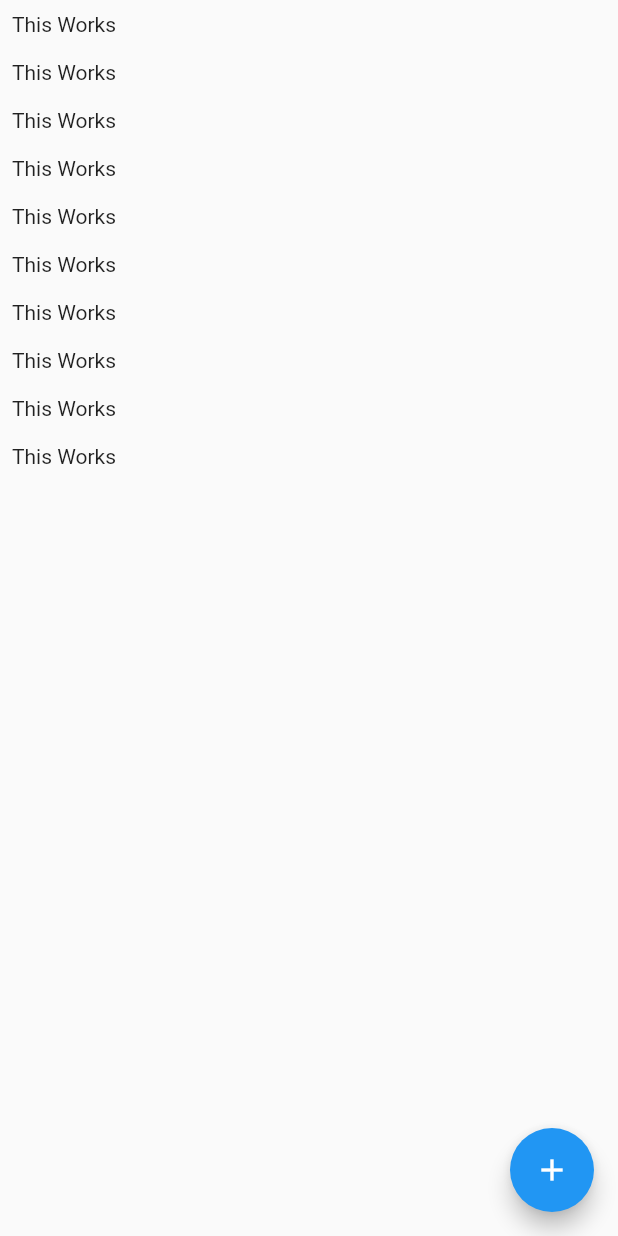
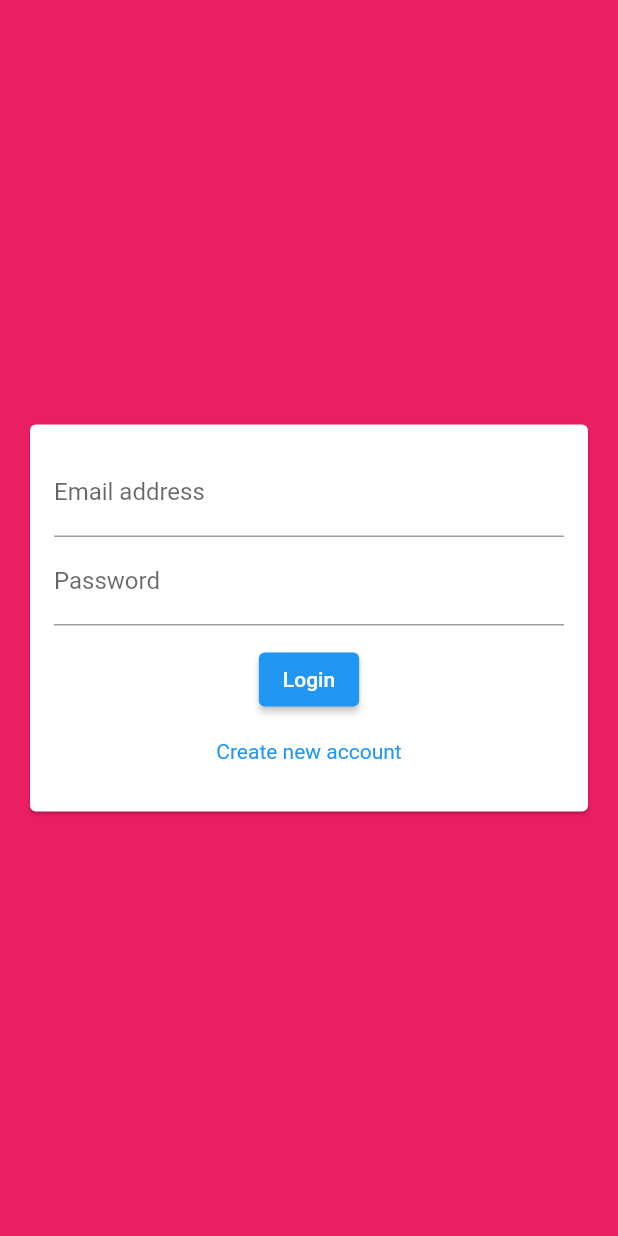
Before and after one commit to KariNarhi/flutter_chat_app, a Flutter app: the screen it shows after launch, on a phone screen of 412 x 824 dp. Run offline on Flutter 3.47's test engine with Material 2 defaults, Android fonts, the phone set to English and light mode, and no system bars; our stand-ins replace cloud_firestore, firebase_auth, firebase_core, firebase_messaging, firebase_storage, image_picker; accounts and stored records are empty.

Commit message:
Get updated course code and update syntax further (not sure if working)

```diff
--- a/lib/main.dart
+++ b/lib/main.dart
@@ -1,21 +1,60 @@
 import 'package:flutter/material.dart';
+import 'package:firebase_auth/firebase_auth.dart';
+
+import 'package:flutter_chat_app/screens/auth_screen.dart';
 import 'package:flutter_chat_app/screens/chat_screen.dart';
+import 'package:flutter_chat_app/screens/splash_screen.dart';
 
-void main() {
-  runApp(const MyApp());
-}
+import 'package:firebase_core/firebase_core.dart';
+
+void main() => runApp(const MyApp());
 
 class MyApp extends StatelessWidget {
   const MyApp({Key? key}) : super(key: key);
 
   @override
   Widget build(BuildContext context) {
-    return MaterialApp(
-      title: 'Flutter Chat',
-      theme: ThemeData(
-        primarySwatch: Colors.blue,
-      ),
-      home: const ChatScreen(),
-    );
+    final Future<FirebaseApp> _initialization = Firebase.initializeApp();
+    final ThemeData theme = ThemeData();
+    return FutureBuilder(
+        // Initialize FlutterFire:
+        future: _initialization,
+        builder: (context, appSnapshot) {
+          return MaterialApp(
+            title: 'FlutterChat',
+            theme: theme.copyWith(
+              primaryColor: Colors.pink,
+              backgroundColor: Colors.pink,
+              brightness: ThemeData.estimateBrightnessForColor(Colors.pink),
+              colorScheme: theme.colorScheme.copyWith(
+                secondary: Colors.deepPurple,
+                brightness: ThemeData.estimateBrightnessForColor(
+                  Colors.deepPurple,
+                ),
+              ),
+              buttonTheme: ButtonTheme.of(context).copyWith(
+                buttonColor: Colors.pink,
+                textTheme: ButtonTextTheme.primary,
+                shape: RoundedRectangleBorder(
+                  borderRadius: BorderRadius.circular(20),
+                ),
+              ),
+            ),
+            home: appSnapshot.connectionState != ConnectionState.done
+                ? const SplashScreen()
+                : StreamBuilder(
+                    stream: FirebaseAuth.instance.authStateChanges(),
+                    builder: (ctx, userSnapshot) {
+                      if (userSnapshot.connectionState ==
+                          ConnectionState.waiting) {
+                        return const SplashScreen();
+                      }
+                      if (userSnapshot.hasData) {
+                        return const ChatScreen();
+                      }
+                      return const AuthScreen();
+                    }),
+          );
+        });
   }
 }
--- a/lib/screens/auth_screen.dart
+++ b/lib/screens/auth_screen.dart
@@ -0,0 +1,100 @@
+// ignore_for_file: avoid_print
+
+import 'dart:io';
+
+import 'package:flutter/material.dart';
+import 'package:firebase_auth/firebase_auth.dart';
+import 'package:flutter/services.dart';
+import 'package:cloud_firestore/cloud_firestore.dart';
+import 'package:firebase_storage/firebase_storage.dart';
+import 'package:flutter_chat_app/widgets/auth/auth_form.dart';
+
+class AuthScreen extends StatefulWidget {
+  const AuthScreen({Key? key}) : super(key: key);
+
+  @override
+  _AuthScreenState createState() => _AuthScreenState();
+}
+
+class _AuthScreenState extends State<AuthScreen> {
+  final _auth = FirebaseAuth.instance;
+  var _isLoading = false;
+
+  void _submitAuthForm(
+    String email,
+    String password,
+    String username,
+    File image,
+    bool isLogin,
+    BuildContext ctx,
+  ) async {
+    UserCredential authResult;
+
+    try {
+      setState(() {
+        _isLoading = true;
+      });
+      if (isLogin) {
+        authResult = await _auth.signInWithEmailAndPassword(
+          email: email,
+          password: password,
+        );
+      } else {
+        authResult = await _auth.createUserWithEmailAndPassword(
+          email: email,
+          password: password,
+        );
+
+        final ref = FirebaseStorage.instance
+            .ref()
+            .child('user_image')
+            .child(authResult.user!.uid + '.jpg');
+
+        await ref.putFile(image);
+
+        final url = await ref.getDownloadURL();
+
+        await FirebaseFirestore.instance
+            .collection('users')
+            .doc(authResult.user!.uid)
+            .set({
+          'username': username,
+          'email': email,
+          'image_url': url,
+        });
+      }
+    } on PlatformException catch (err) {
+      var message = 'An error occurred, pelase check your credentials!';
+
+      if (err.message != null) {
+        message = err.message!;
+      }
+
+      ScaffoldMessenger.of(ctx).showSnackBar(
+        SnackBar(
+          content: Text(message),
+          backgroundColor: Theme.of(ctx).errorColor,
+        ),
+      );
+      setState(() {
+        _isLoading = false;
+      });
+    } catch (err) {
+      print(err);
+      setState(() {
+        _isLoading = false;
+      });
+    }
+  }
+
+  @override
+  Widget build(BuildContext context) {
+    return Scaffold(
+      backgroundColor: Theme.of(context).primaryColor,
+      body: AuthForm(
+        submitFn: _submitAuthForm,
+        isLoading: _isLoading,
+      ),
+    );
+  }
+}
--- /dev/null
+++ b/lib/widgets/auth/auth_form.dart
@@ -0,0 +1,167 @@
+import 'dart:io';
+
+import 'package:flutter/material.dart';
+
+import 'package:flutter_chat_app/widgets/pickers/user_image_picker.dart';
+
+class AuthForm extends StatefulWidget {
+  const AuthForm({
+    Key? key,
+    required this.submitFn,
+    required this.isLoading,
+  }) : super(key: key);
+
+  final bool isLoading;
+  final void Function(
+    String email,
+    String password,
+    String userName,
+    File image,
+    bool isLogin,
+    BuildContext ctx,
+  ) submitFn;
+
+  @override
+  _AuthFormState createState() => _AuthFormState();
+}
+
+class _AuthFormState extends State<AuthForm> {
+  final _formKey = GlobalKey<FormState>();
+  var _isLogin = true;
+  var _userEmail = '';
+  var _userName = '';
+  var _userPassword = '';
+  File? _userImageFile;
+
+  void _pickedImage(File image) {
+    _userImageFile = image;
+  }
+
+  void _trySubmit() {
+    final isValid = _formKey.currentState!.validate();
+    FocusScope.of(context).unfocus();
+
+    if (_userImageFile == null && !_isLogin) {
+      ScaffoldMessenger.of(context).showSnackBar(
+        SnackBar(
+          content: const Text('Please pick an image.'),
+          backgroundColor: Theme.of(context).errorColor,
+        ),
+      );
+      return;
+    }
+
+    if (isValid) {
+      _formKey.currentState!.save();
+      widget.submitFn(
+        _userEmail.trim(),
+        _userPassword.trim(),
+        _userName.trim(),
+        _userImageFile!,
+        _isLogin,
+        context,
+      );
+    }
+  }
+
+  @override
+  Widget build(BuildContext context) {
+    return Center(
+      child: Card(
+        margin: const EdgeInsets.all(20),
+        child: SingleChildScrollView(
+          child: Padding(
+            padding: const EdgeInsets.all(16),
+            child: Form(
+              key: _formKey,
+              child: Column(
+                mainAxisSize: MainAxisSize.min,
+                children: <Widget>[
+                  if (!_isLogin)
+                    UserImagePicker(
+                      imagePickFn: _pickedImage,
+                    ),
+                  TextFormField(
+                    key: const ValueKey('email'),
+                    autocorrect: false,
+                    textCapitalization: TextCapitalization.none,
+                    enableSuggestions: false,
+                    validator: (value) {
+                      if (value!.isEmpty || !value.contains('@')) {
+                        return 'Please enter a valid email address.';
+                      }
+                      return null;
+                    },
+                    keyboardType: TextInputType.emailAddress,
+                    decoration: const InputDecoration(
+                      labelText: 'Email address',
+                    ),
+                    onSaved: (value) {
+                      _userEmail = value!;
+                    },
+                  ),
+                  if (!_isLogin)
+                    TextFormField(
+                      key: const ValueKey('username'),
+                      autocorrect: true,
+                      textCapitalization: TextCapitalization.words,
+                      enableSuggestions: false,
+                      validator: (value) {
+                        if (value!.isEmpty || value.length < 4) {
+                          return 'Please enter at least 4 characters';
+                        }
+                        return null;
+                      },
+                      decoration: const InputDecoration(labelText: 'Username'),
+                      onSaved: (value) {
+                        _userName = value!;
+                      },
+                    ),
+                  TextFormField(
+                    key: const ValueKey('password'),
+                    validator: (value) {
+                      if (value!.isEmpty || value.length < 7) {
+                        return 'Password must be at least 7 characters long.';
+                      }
+                      return null;
+                    },
+                    decoration: const InputDecoration(labelText: 'Password'),
+                    obscureText: true,
+                    onSaved: (value) {
+                      _userPassword = value!;
+                    },
+                  ),
+                  const SizedBox(height: 12),
+                  if (widget.isLoading) const CircularProgressIndicator(),
+                  if (!widget.isLoading)
+                    ElevatedButton(
+                      child: Text(_isLogin ? 'Login' : 'Signup'),
+                      onPressed: _trySubmit,
+                    ),
+                  if (!widget.isLoading)
+                    TextButton(
+                      style: ButtonStyle(
+                        textStyle: MaterialStateProperty.all<TextStyle>(
+                          TextStyle(
+                            color: Theme.of(context).primaryColor,
+                          ),
+                        ),
+                      ),
+                      child: Text(_isLogin
+                          ? 'Create new account'
+                          : 'I already have an account'),
+                      onPressed: () {
+                        setState(() {
+                          _isLogin = !_isLogin;
+                        });
+                      },
+                    )
+                ],
+              ),
+            ),
+          ),
+        ),
+      ),
+    );
+  }
+}
--- a/pubspec.yaml
+++ b/pubspec.yaml
@@ -34,6 +34,11 @@ dependencies:
   # The following adds the Cupertino Icons font to your application.
   # Use with the CupertinoIcons class for iOS style icons.
   cupertino_icons: ^1.0.2
+  firebase_core: ^1.10.0
+  firebase_auth: ^3.2.0
+  firebase_storage: ^10.1.0
+  firebase_messaging: ^11.1.0
+  image_picker: ^0.8.4+4
 
 dev_dependencies:
   flutter_test:
```
Also changed, not shown: lib/screens/chat_screen.dart (+64 -18 lines), lib/screens/splash_screen.dart (added, +15 -0 lines), lib/widgets/chat/message_bubble.dart (added, +91 -0 lines), lib/widgets/chat/messages.dart (added, +47 -0 lines), lib/widgets/chat/new_message.dart (added, +65 -0 lines), lib/widgets/pickers/user_image_picker.dart (added, +56 -0 lines), firebase.json (added), pubspec.lock, 5 other files.
